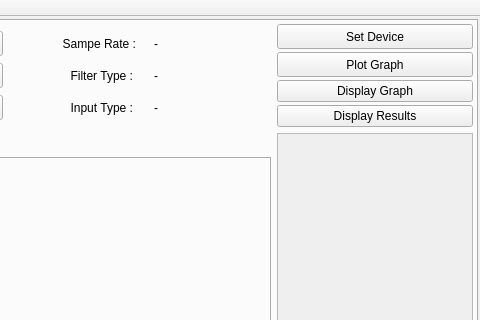
This is dlcalmenu.ui in silozd/Data_Logger as Qt 5 draws it before an edit; both pictures show x 543 to 1023 and y 0 to 320 of the 1023 by 627 pixel window. The edited form follows.
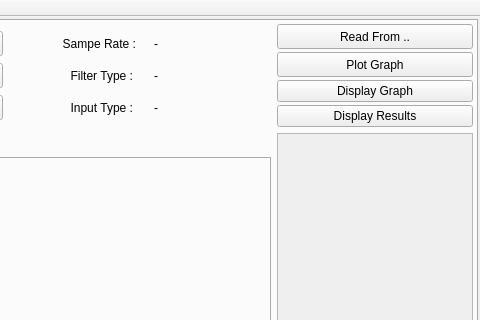
This is the edited form. The open tabs and pages were chosen to show the change.

The edit to the form file:
```diff
--- a/dlcalmenu.ui
+++ b/dlcalmenu.ui
@@ -297,7 +297,7 @@
              <cursorShape>PointingHandCursor</cursorShape>
             </property>
             <property name="text">
-             <string>Set Device</string>
+             <string>Read From ..</string>
             </property>
            </widget>
           </item>
```
Left out of the diff: 5 changed lines with no effect on the pictures.
